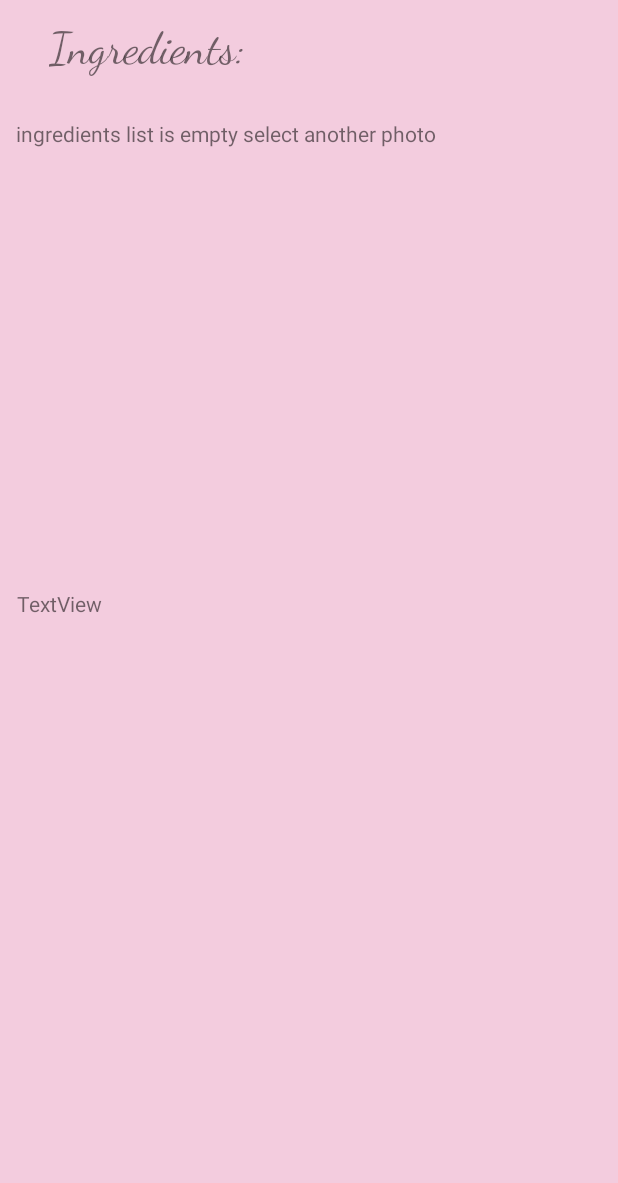
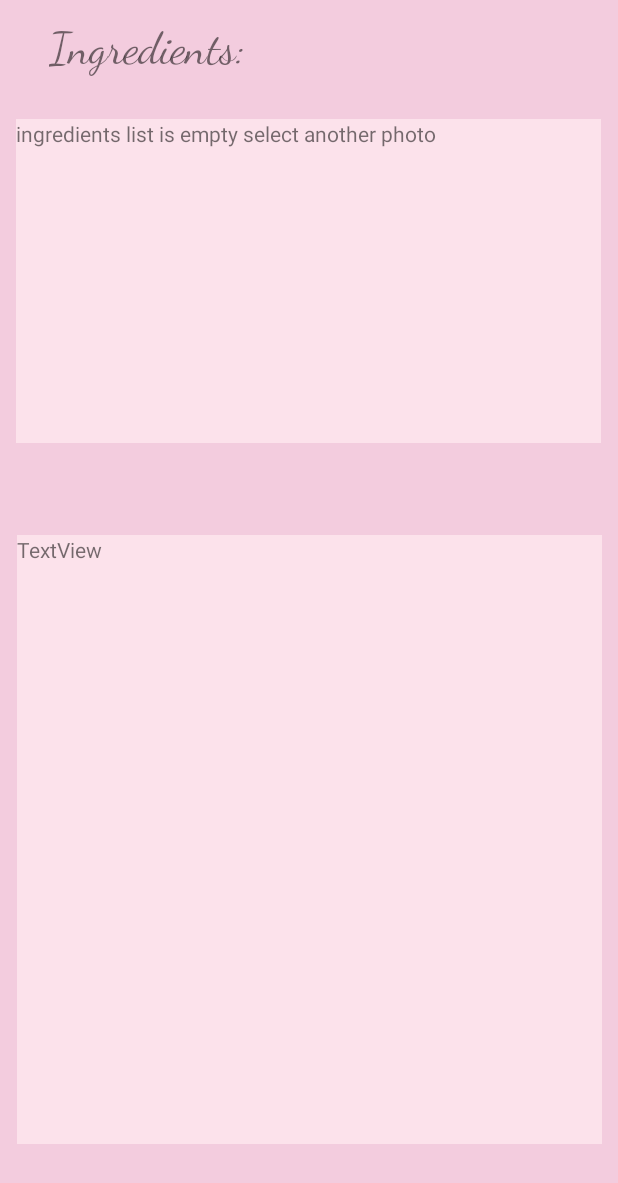
Before and after one commit to Oichii/CosmeticsScan, an Android app: the IngreedientsActivity screen opened directly, with no data from a screen before it, on a phone screen of 412 x 824 dp. Shown: the top 1183 px of the screen. Run offline under Robolectric (Android 15) with nearby library versions, the light colour scheme and no system bars.

Commit message:
UI changes

```diff
--- a/app/src/main/AndroidManifest.xml
+++ b/app/src/main/AndroidManifest.xml
@@ -4,6 +4,7 @@
     package="com.AD.cosmeticsscan">
 
     <uses-permission android:name="android.permission.READ_EXTERNAL_STORAGE" />
+    <uses-permission android:name="android.permission.INTERNET" />
 
     <application
         android:allowBackup="true"
@@ -13,9 +14,6 @@
         android:supportsRtl="true"
         android:theme="@style/AppTheme"
         tools:ignore="GoogleAppIndexingWarning">
-        <activity
-            android:name=".Main2Activity"
-            android:label="@string/title_activity_main2"></activity>
         <activity android:name=".IngreedientsActivity" />
         <activity android:name=".MainActivity">
             <intent-filter>
--- a/app/src/main/java/com/AD/cosmeticsscan/IngreedientsActivity.kt
+++ b/app/src/main/java/com/AD/cosmeticsscan/IngreedientsActivity.kt
@@ -37,7 +37,6 @@ class IngreedientsActivity : AppCompatActivity() {
             ingredients_list.text = "ingredients list is empty select another photo"
         }
 
-
         //informations.text = "Informations about ingredients:"
     }
     fun send_question(){
--- a/app/src/main/java/com/AD/cosmeticsscan/MainActivity.kt
+++ b/app/src/main/java/com/AD/cosmeticsscan/MainActivity.kt
@@ -32,7 +32,7 @@ class MainActivity : AppCompatActivity() {
         setContentView(R.layout.activity_main)
         ingredient.setMovementMethod(ScrollingMovementMethod())
         ingredient.text = "It will be supper cute app"
-        //selText.text = "select photo from gallery:"
+
     }
 
     fun countB(view: View) {
@@ -110,7 +110,6 @@ class MainActivity : AppCompatActivity() {
         }
     }
 
-
    fun analyze(view: View){
        val intent = Intent(this, IngreedientsActivity:: class.java)
 
--- a/app/src/main/res/layout/activity_ingreedients.xml
+++ b/app/src/main/res/layout/activity_ingreedients.xml
@@ -11,8 +11,9 @@
         android:id="@+id/ingredients_list"
         android:layout_width="390dp"
         android:layout_height="216dp"
+        android:background="#FCE2EB"
+        android:scrollbars="vertical"
         android:text="TextView"
-        android:scrollbars="vertical"
         app:layout_constraintBottom_toBottomOf="parent"
         app:layout_constraintEnd_toEndOf="parent"
         app:layout_constraintHorizontal_bias="0.493"
@@ -38,7 +39,8 @@
     <TextView
         android:id="@+id/informations"
         android:layout_width="390dp"
-        android:layout_height="334dp"
+        android:layout_height="406dp"
+        android:background="#FCE2EB"
         android:text="TextView"
         app:layout_constraintBottom_toBottomOf="parent"
         app:layout_constraintEnd_toEndOf="parent"
```
